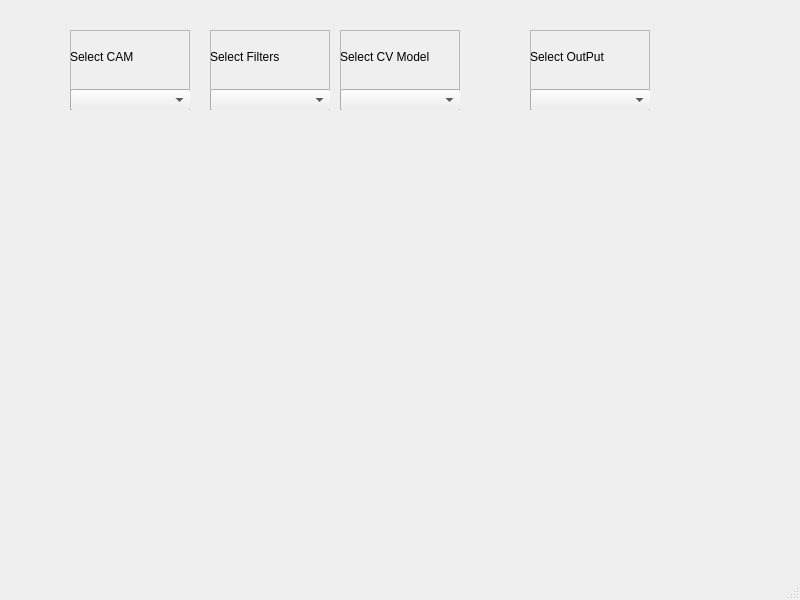
Before: the Qt Designer form ui_files/mainwindow.ui in FrancoLopez0/GeneralCV, drawn with Qt 5.
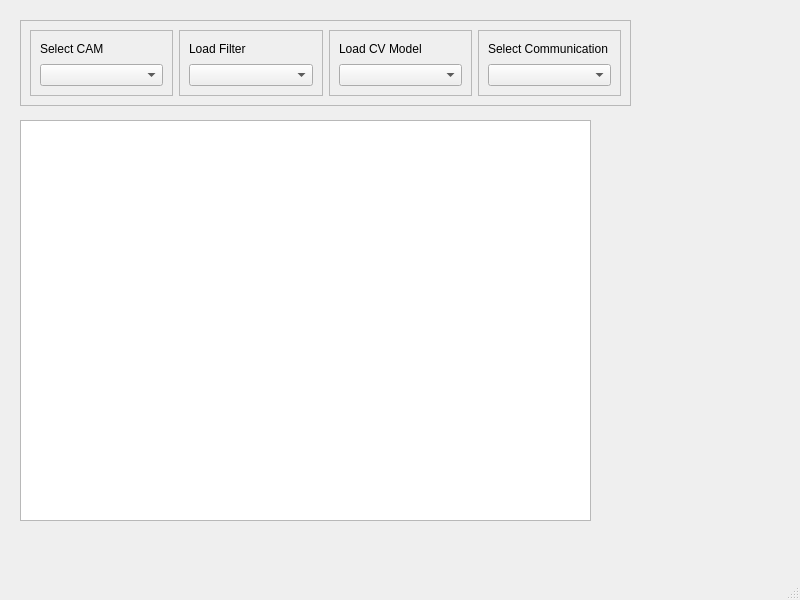
After: the same form once the commit is applied.

```diff
--- a/ui_files/mainwindow.ui
+++ b/ui_files/mainwindow.ui
@@ -14,29 +14,39 @@
    <string>MainWindow</string>
   </property>
   <widget class="QWidget" name="centralwidget">
+   <widget class="QGraphicsView" name="camView">
+    <property name="geometry">
+     <rect>
+      <x>20</x>
+      <y>120</y>
+      <width>571</width>
+      <height>401</height>
+     </rect>
+    </property>
+   </widget>
+   <widget class="QFrame" name="frame_5">
+    <property name="geometry">
+     <rect>
+      <x>20</x>
+      <y>20</y>
+      <width>611</width>
+      <height>86</height>
+     </rect>
+    </property>
+    <property name="frameShape">
+     <enum>QFrame::Shape::StyledPanel</enum>
+    </property>
+    <property name="frameShadow">
+     <enum>QFrame::Shadow::Raised</enum>
+    </property>
+    <layout class="QHBoxLayout" name="horizontalLayout_2">
+     <item>
    <widget class="QFrame" name="frame">
-    <property name="geometry">
-     <rect>
-      <x>70</x>
-      <y>30</y>
-      <width>120</width>
-      <height>80</height>
-     </rect>
-    </property>
     <property name="frameShape">
      <enum>QFrame::Shape::StyledPanel</enum>
     </property>
     <property name="frameShadow">
      <enum>QFrame::Shadow::Raised</enum>
-    </property>
-    <widget class="QWidget" name="verticalLayoutWidget">
-     <property name="geometry">
-      <rect>
-       <x>0</x>
-       <y>0</y>
-       <width>121</width>
-       <height>81</height>
-      </rect>
      </property>
      <layout class="QVBoxLayout" name="verticalLayout">
       <item>
@@ -51,36 +61,20 @@
       </item>
      </layout>
     </widget>
-   </widget>
+     </item>
+     <item>
    <widget class="QFrame" name="frame_2">
-    <property name="geometry">
-     <rect>
-      <x>340</x>
-      <y>30</y>
-      <width>120</width>
-      <height>80</height>
-     </rect>
-    </property>
     <property name="frameShape">
      <enum>QFrame::Shape::StyledPanel</enum>
     </property>
     <property name="frameShadow">
      <enum>QFrame::Shadow::Raised</enum>
-    </property>
-    <widget class="QWidget" name="verticalLayoutWidget_2">
-     <property name="geometry">
-      <rect>
-       <x>0</x>
-       <y>0</y>
-       <width>121</width>
-       <height>81</height>
-      </rect>
      </property>
      <layout class="QVBoxLayout" name="verticalLayout_2">
       <item>
        <widget class="QLabel" name="label_2">
         <property name="text">
-         <string>Select CV Model</string>
+           <string>Load Filter</string>
         </property>
        </widget>
       </item>
@@ -89,36 +83,42 @@
       </item>
      </layout>
     </widget>
-   </widget>
+     </item>
+     <item>
    <widget class="QFrame" name="frame_3">
-    <property name="geometry">
-     <rect>
-      <x>530</x>
-      <y>30</y>
-      <width>120</width>
-      <height>80</height>
-     </rect>
-    </property>
     <property name="frameShape">
      <enum>QFrame::Shape::StyledPanel</enum>
     </property>
     <property name="frameShadow">
      <enum>QFrame::Shadow::Raised</enum>
     </property>
-    <widget class="QWidget" name="verticalLayoutWidget_4">
-     <property name="geometry">
-      <rect>
-       <x>0</x>
-       <y>0</y>
-       <width>121</width>
-       <height>81</height>
-      </rect>
+       <layout class="QVBoxLayout" name="verticalLayout_3">
+        <item>
+         <widget class="QLabel" name="label_3">
+          <property name="text">
+           <string>Load CV Model</string>
+          </property>
+         </widget>
+        </item>
+        <item>
+         <widget class="QComboBox" name="comboBox_3"/>
+        </item>
+       </layout>
+      </widget>
+     </item>
+     <item>
+      <widget class="QFrame" name="frame_4">
+       <property name="frameShape">
+        <enum>QFrame::Shape::StyledPanel</enum>
+       </property>
+       <property name="frameShadow">
+        <enum>QFrame::Shadow::Raised</enum>
      </property>
      <layout class="QVBoxLayout" name="verticalLayout_4">
       <item>
        <widget class="QLabel" name="label_4">
         <property name="text">
-         <string>Select OutPut</string>
+           <string>Select Communication</string>
         </property>
        </widget>
       </item>
@@ -127,44 +127,8 @@
       </item>
      </layout>
     </widget>
-   </widget>
-   <widget class="QFrame" name="frame_4">
-    <property name="geometry">
-     <rect>
-      <x>210</x>
-      <y>30</y>
-      <width>120</width>
-      <height>80</height>
-     </rect>
-    </property>
-    <property name="frameShape">
-     <enum>QFrame::Shape::StyledPanel</enum>
-    </property>
-    <property name="frameShadow">
-     <enum>QFrame::Shadow::Raised</enum>
-    </property>
-    <widget class="QWidget" name="verticalLayoutWidget_5">
-     <property name="geometry">
-      <rect>
-       <x>0</x>
-       <y>0</y>
-       <width>121</width>
-       <height>81</height>
-      </rect>
-     </property>
-     <layout class="QVBoxLayout" name="verticalLayout_5">
-      <item>
-       <widget class="QLabel" name="label_5">
-        <property name="text">
-         <string>Select Filters</string>
-        </property>
-       </widget>
-      </item>
-      <item>
-       <widget class="QComboBox" name="comboBox_5"/>
-      </item>
-     </layout>
-    </widget>
+     </item>
+    </layout>
    </widget>
   </widget>
   <widget class="QMenuBar" name="menubar">
```
Lines whose indentation alone changed are shown as unchanged.
